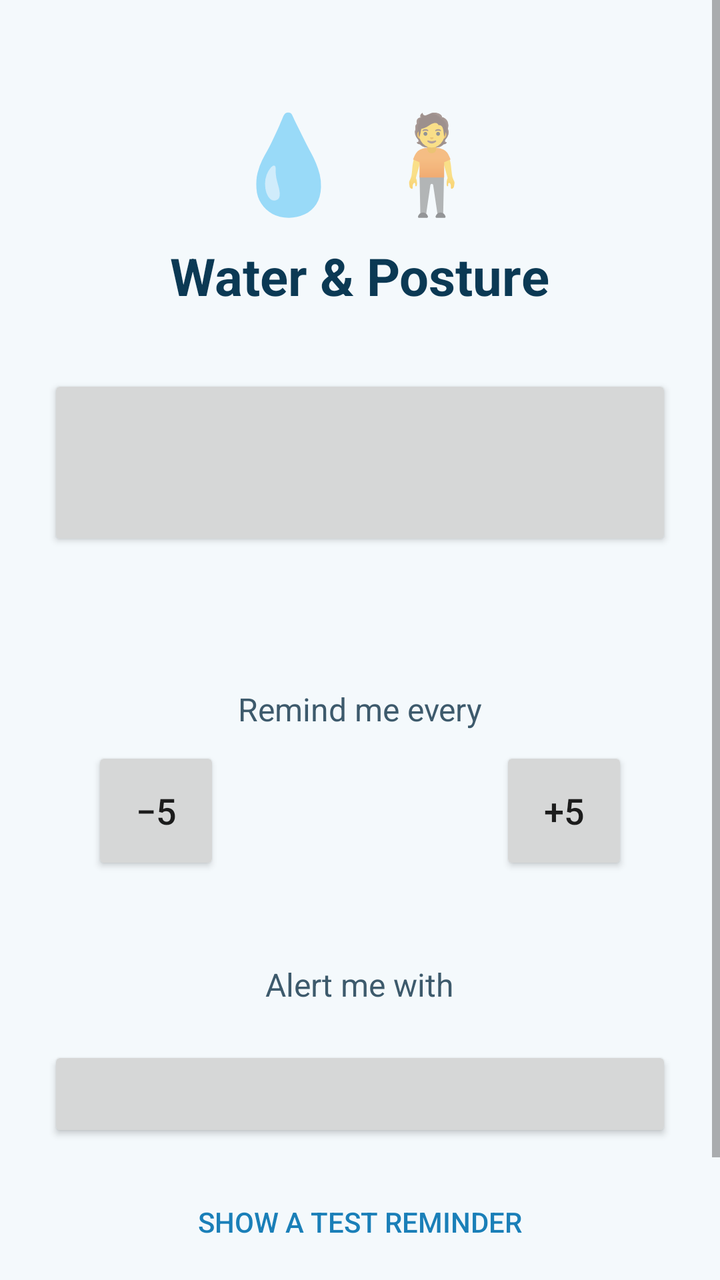
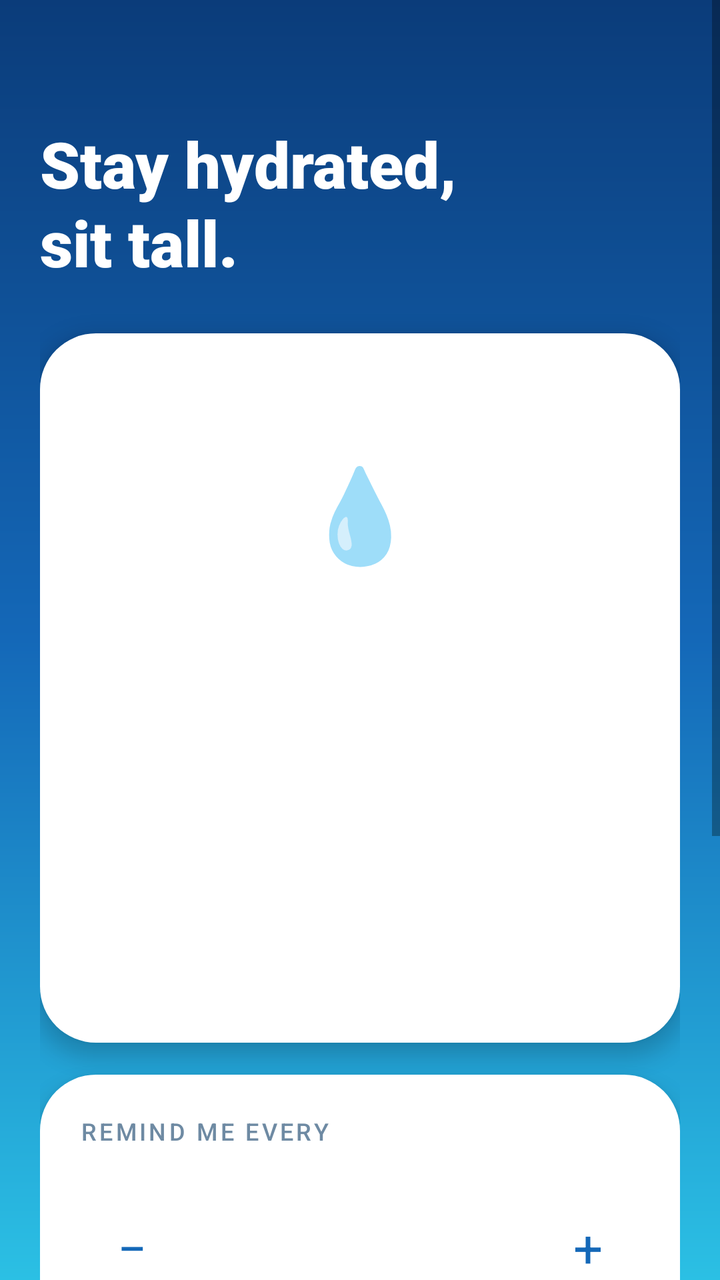

Before-and-after screenshots of an Android layout around one commit, followed by the original layout XML and the change that was made.
<!-- AndroidManifest.xml: application theme AppTheme -->
<!-- res/layout/activity_main.xml -->
<?xml version="1.0" encoding="utf-8"?>
<ScrollView xmlns:android="http://schemas.android.com/apk/res/android"
    android:layout_width="match_parent"
    android:layout_height="match_parent"
    android:background="#F4F9FC">

    <LinearLayout
        android:layout_width="match_parent"
        android:layout_height="wrap_content"
        android:orientation="vertical"
        android:gravity="center_horizontal"
        android:padding="24dp">

        <TextView
            android:layout_width="wrap_content"
            android:layout_height="wrap_content"
            android:text="💧 🧍"
            android:textSize="48sp"
            android:layout_marginTop="24dp" />

        <TextView
            android:layout_width="wrap_content"
            android:layout_height="wrap_content"
            android:text="Water &amp; Posture"
            android:textSize="26sp"
            android:textStyle="bold"
            android:textColor="#0B3954"
            android:layout_marginTop="8dp" />

        
        <Button
            android:id="@+id/toggle"
            android:layout_width="match_parent"
            android:layout_height="88dp"
            android:layout_marginTop="32dp"
            android:textSize="22sp"
            android:textStyle="bold"
            android:textColor="#FFFFFF" />

        <TextView
            android:id="@+id/status"
            android:layout_width="wrap_content"
            android:layout_height="wrap_content"
            android:layout_marginTop="12dp"
            android:textSize="15sp"
            android:textColor="#3D5A6C"
            android:gravity="center" />

        <TextView
            android:layout_width="wrap_content"
            android:layout_height="wrap_content"
            android:text="Remind me every"
            android:textSize="16sp"
            android:textColor="#3D5A6C"
            android:layout_marginTop="36dp" />

        <LinearLayout
            android:layout_width="wrap_content"
            android:layout_height="wrap_content"
            android:orientation="horizontal"
            android:gravity="center_vertical"
            android:layout_marginTop="8dp">

            <Button
                android:id="@+id/minus"
                android:layout_width="64dp"
                android:layout_height="64dp"
                android:text="−5"
                android:textSize="18sp" />

            <TextView
                android:id="@+id/interval"
                android:layout_width="140dp"
                android:layout_height="wrap_content"
                android:gravity="center"
                android:textSize="32sp"
                android:textStyle="bold"
                android:textColor="#0B3954" />

            <Button
                android:id="@+id/plus"
                android:layout_width="64dp"
                android:layout_height="64dp"
                android:text="+5"
                android:textSize="18sp" />
        </LinearLayout>

        
        <LinearLayout
            android:id="@+id/presets"
            android:layout_width="match_parent"
            android:layout_height="wrap_content"
            android:orientation="horizontal"
            android:layout_marginTop="12dp" />

        <TextView
            android:layout_width="wrap_content"
            android:layout_height="wrap_content"
            android:text="Alert me with"
            android:textSize="16sp"
            android:textColor="#3D5A6C"
            android:layout_marginTop="32dp" />

        
        <LinearLayout
            android:id="@+id/alertModes"
            android:layout_width="match_parent"
            android:layout_height="wrap_content"
            android:orientation="horizontal"
            android:layout_marginTop="8dp" />

        <Button
            android:id="@+id/repeat"
            android:layout_width="match_parent"
            android:layout_height="wrap_content"
            android:layout_marginTop="12dp"
            android:textSize="15sp" />

        <Button
            android:id="@+id/exact"
            android:layout_width="match_parent"
            android:layout_height="wrap_content"
            android:layout_marginTop="32dp"
            android:text="Allow on-time reminders (one-time setup)"
            android:visibility="gone" />

        <Button
            android:id="@+id/test"
            style="?android:attr/borderlessButtonStyle"
            android:layout_width="wrap_content"
            android:layout_height="wrap_content"
            android:layout_marginTop="16dp"
            android:text="Show a test reminder"
            android:textColor="#1A7FB8" />

        <TextView
            android:layout_width="wrap_content"
            android:layout_height="wrap_content"
            android:layout_marginTop="16dp"
            android:text="Stays silent while Airplane mode or Do Not Disturb is on."
            android:textSize="13sp"
            android:textColor="#6B8496"
            android:gravity="center" />
    </LinearLayout>
</ScrollView>
<!-- resources referenced by this layout -->
<resources>
  <style name="AppTheme" parent="android:Theme.Material.Light.NoActionBar">
          <item name="android:statusBarColor">#F4F9FC</item>
          <item name="android:windowLightStatusBar">true</item>
          <item name="android:colorAccent">#1A7FB8</item>
      </style>
</resources>

<!-- the commit's change to res/layout/activity_main.xml (unified diff, before → after) -->
@@ -2,144 +2,279 @@
 <ScrollView xmlns:android="http://schemas.android.com/apk/res/android"
     android:layout_width="match_parent"
     android:layout_height="match_parent"
-    android:background="#F4F9FC">
+    android:background="@drawable/bg_main"
+    android:fillViewport="true">
 
     <LinearLayout
         android:layout_width="match_parent"
         android:layout_height="wrap_content"
         android:orientation="vertical"
-        android:gravity="center_horizontal"
-        android:padding="24dp">
-
-        <TextView
+        android:paddingStart="20dp"
+        android:paddingEnd="20dp"
+        android:paddingTop="36dp"
+        android:paddingBottom="32dp">
+
+        
+        <TextView
+            android:id="@+id/greeting"
             android:layout_width="wrap_content"
             android:layout_height="wrap_content"
-            android:text="💧 🧍"
-            android:textSize="48sp"
-            android:layout_marginTop="24dp" />
+            android:textColor="#CCE9FF"
+            android:textSize="15sp"
+            android:fontFamily="sans-serif-medium" />
 
         <TextView
             android:layout_width="wrap_content"
             android:layout_height="wrap_content"
-            android:text="Water &amp; Posture"
-            android:textSize="26sp"
-            android:textStyle="bold"
-            android:textColor="#0B3954"
-            android:layout_marginTop="8dp" />
-
-        
-        <Button
-            android:id="@+id/toggle"
-            android:layout_width="match_parent"
-            android:layout_height="88dp"
-            android:layout_marginTop="32dp"
-            android:textSize="22sp"
-            android:textStyle="bold"
-            android:textColor="#FFFFFF" />
-
-        <TextView
-            android:id="@+id/status"
-            android:layout_width="wrap_content"
-            android:layout_height="wrap_content"
-            android:layout_marginTop="12dp"
-            android:textSize="15sp"
-            android:textColor="#3D5A6C"
-            android:gravity="center" />
-
-        <TextView
-            android:layout_width="wrap_content"
-            android:layout_height="wrap_content"
-            android:text="Remind me every"
+            android:layout_marginTop="4dp"
+            android:text="Stay hydrated,\nsit tall."
+            android:textColor="#FFFFFF"
+            android:textSize="32sp"
+            android:lineSpacingExtra="2dp"
+            android:fontFamily="sans-serif-black" />
+
+        
+        <LinearLayout
+            android:id="@+id/heroCard"
+            android:layout_width="match_parent"
+            android:layout_height="wrap_content"
+            android:layout_marginTop="24dp"
+            android:background="@drawable/bg_card"
+            android:elevation="6dp"
+            android:gravity="center_horizontal"
+            android:orientation="vertical"
+            android:padding="24dp">
+
+            <LinearLayout
+                android:id="@+id/toggle"
+                android:layout_width="184dp"
+                android:layout_height="184dp"
+                android:clickable="true"
+                android:focusable="true"
+                android:elevation="4dp"
+                android:gravity="center"
+                android:orientation="vertical">
+
+                <TextView
+                    android:id="@+id/toggleEmoji"
+                    android:layout_width="wrap_content"
+                    android:layout_height="wrap_content"
+                    android:text="💧"
+                    android:textSize="46sp" />
+
+                <TextView
+                    android:id="@+id/toggleState"
+                    android:layout_width="wrap_content"
+                    android:layout_height="wrap_content"
+                    android:layout_marginTop="2dp"
+                    android:textSize="26sp"
+                    android:fontFamily="sans-serif-black" />
+
+                <TextView
+                    android:id="@+id/toggleHint"
+                    android:layout_width="wrap_content"
+                    android:layout_height="wrap_content"
+                    android:textSize="12sp"
+                    android:fontFamily="sans-serif-medium" />
+            </LinearLayout>
+
+            <TextView
+                android:id="@+id/status"
+                android:layout_width="wrap_content"
+                android:layout_height="wrap_content"
+                android:layout_marginTop="18dp"
+                android:gravity="center"
+                android:textColor="#0B2E4F"
+                android:textSize="17sp"
+                android:fontFamily="sans-serif-medium" />
+
+            <TextView
+                android:id="@+id/countdown"
+                android:layout_width="wrap_content"
+                android:layout_height="wrap_content"
+                android:layout_marginTop="2dp"
+                android:textColor="#6E8AA3"
+                android:textSize="14sp" />
+
+            
+            <LinearLayout
+                android:layout_width="match_parent"
+                android:layout_height="wrap_content"
+                android:layout_marginTop="18dp"
+                android:orientation="horizontal">
+
+                <TextView
+                    android:id="@+id/statDone"
+                    android:layout_width="0dp"
+                    android:layout_height="wrap_content"
+                    android:layout_weight="1"
+                    android:layout_marginEnd="6dp"
+                    android:gravity="center"
+                    android:paddingTop="12dp"
+                    android:paddingBottom="12dp"
+                    android:textColor="#0B4F8A"
+                    android:textSize="14sp"
+                    android:fontFamily="sans-serif-medium" />
+
+                <TextView
+                    android:id="@+id/statEvery"
+                    android:layout_width="0dp"
+                    android:layout_height="wrap_content"
+                    android:layout_weight="1"
+                    android:layout_marginStart="6dp"
+                    android:gravity="center"
+                    android:paddingTop="12dp"
+                    android:paddingBottom="12dp"
+                    android:textColor="#0B4F8A"
+                    android:textSize="14sp"
+                    android:fontFamily="sans-serif-medium" />
+            </LinearLayout>
+        </LinearLayout>
+
+        
+        <LinearLayout
+            android:layout_width="match_parent"
+            android:layout_height="wrap_content"
+            android:layout_marginTop="16dp"
+            android:background="@drawable/bg_card"
+            android:elevation="6dp"
+            android:orientation="vertical"
+            android:padding="20dp">
+
+            <TextView
+                android:layout_width="wrap_content"
+                android:layout_height="wrap_content"
+                android:text="REMIND ME EVERY"
+                android:letterSpacing="0.12"
+                android:textColor="#6E8AA3"
+                android:textSize="12sp"
+                android:fontFamily="sans-serif-medium" />
+
+            <LinearLayout
+                android:layout_width="match_parent"
+                android:layout_height="wrap_content"
+                android:layout_marginTop="12dp"
+                android:gravity="center"
+                android:orientation="horizontal">
+
+                <TextView
+                    android:id="@+id/minus"
+                    android:layout_width="52dp"
+                    android:layout_height="52dp"
+                    android:gravity="center"
+                    android:text="−"
+                    android:textColor="#1468B8"
+                    android:textSize="26sp" />
+
+                <LinearLayout
+                    android:layout_width="0dp"
+                    android:layout_height="wrap_content"
+                    android:layout_weight="1"
+                    android:gravity="center"
+                    android:orientation="vertical">
+
+                    <TextView
+                        android:id="@+id/interval"
+                        android:layout_width="wrap_content"
+                        android:layout_height="wrap_content"
+                        android:textColor="#0B2E4F"
+                        android:textSize="44sp"
+                        android:fontFamily="sans-serif-black" />
+
+                    <TextView
+                        android:layout_width="wrap_content"
+                        android:layout_height="wrap_content"
+                        android:text="minutes"
+                        android:textColor="#6E8AA3"
+                        android:textSize="13sp" />
+                </LinearLayout>
+
+                <TextView
+                    android:id="@+id/plus"
+                    android:layout_width="52dp"
+                    android:layout_height="52dp"
+                    android:gravity="center"
+                    android:text="+"
+                    android:textColor="#1468B8"
+                    android:textSize="26sp" />
+            </LinearLayout>
+
+            <LinearLayout
+                android:id="@+id/presets"
+                android:layout_width="match_parent"
+                android:layout_height="wrap_content"
+                android:layout_marginTop="16dp"
+                android:orientation="horizontal" />
+        </LinearLayout>
+
+        
+        <LinearLayout
+            android:layout_width="match_parent"
+            android:layout_height="wrap_content"
+            android:layout_marginTop="16dp"
+            android:background="@drawable/bg_card"
+            android:elevation="6dp"
+            android:orientation="vertical"
+            android:padding="20dp">
+
+            <TextView
+                android:layout_width="wrap_content"
+                android:layout_height="wrap_content"
+                android:text="ALERT STYLE"
+                android:letterSpacing="0.12"
+                android:textColor="#6E8AA3"
+                android:textSize="12sp"
+                android:fontFamily="sans-serif-medium" />
+
+            <LinearLayout
+                android:id="@+id/alertModes"
+                android:layout_width="match_parent"
+                android:layout_height="wrap_content"
+                android:layout_marginTop="12dp"
+                android:orientation="horizontal" />
+
+            <TextView
+                android:layout_width="wrap_content"
+                android:layout_height="wrap_content"
+                android:layout_marginTop="12dp"
+                android:text="Plays your alarm tone once. The reminder stays until you tap Done."
+                android:textColor="#6E8AA3"
+                android:textSize="13sp" />
+        </LinearLayout>
+
+        
+        <TextView
+            android:id="@+id/exact"
+            android:layout_width="match_parent"
+            android:layout_height="wrap_content"
+            android:layout_marginTop="16dp"
+            android:elevation="6dp"
+            android:padding="18dp"
+            android:text="⏰  Tap to allow on-time reminders (one-time setup)"
+            android:textColor="#5C3B00"
+            android:textSize="14sp"
+            android:fontFamily="sans-serif-medium"
+            android:visibility="gone" />
+
+        <TextView
+            android:id="@+id/test"
+            android:layout_width="match_parent"
+            android:layout_height="wrap_content"
+            android:layout_marginTop="20dp"
+            android:gravity="center"
+            android:padding="16dp"
+            android:text="▶  Try a reminder now"
+            android:textColor="#FFFFFF"
             android:textSize="16sp"
-            android:textColor="#3D5A6C"
-            android:layout_marginTop="36dp" />
-
-        <LinearLayout
-            android:layout_width="wrap_content"
-            android:layout_height="wrap_content"
-            android:orientation="horizontal"
-            android:gravity="center_vertical"
-            android:layout_marginTop="8dp">
-
-            <Button
-                android:id="@+id/minus"
-                android:layout_width="64dp"
-                android:layout_height="64dp"
-                android:text="−5"
-                android:textSize="18sp" />
-
-            <TextView
-                android:id="@+id/interval"
-                android:layout_width="140dp"
-                android:layout_height="wrap_content"
-                android:gravity="center"
-                android:textSize="32sp"
-                android:textStyle="bold"
-                android:textColor="#0B3954" />
-
-            <Button
-                android:id="@+id/plus"
-                android:layout_width="64dp"
-                android:layout_height="64dp"
-                android:text="+5"
-                android:textSize="18sp" />
-        </LinearLayout>
-
-        
-        <LinearLayout
-            android:id="@+id/presets"
-            android:layout_width="match_parent"
-            android:layout_height="wrap_content"
-            android:orientation="horizontal"
-            android:layout_marginTop="12dp" />
-
-        <TextView
-            android:layout_width="wrap_content"
-            android:layout_height="wrap_content"
-            android:text="Alert me with"
-            android:textSize="16sp"
-            android:textColor="#3D5A6C"
-            android:layout_marginTop="32dp" />
-
-        
-        <LinearLayout
-            android:id="@+id/alertModes"
-            android:layout_width="match_parent"
-            android:layout_height="wrap_content"
-            android:orientation="horizontal"
-            android:layout_marginTop="8dp" />
-
-        <Button
-            android:id="@+id/repeat"
-            android:layout_width="match_parent"
-            android:layout_height="wrap_content"
-            android:layout_marginTop="12dp"
-            android:textSize="15sp" />
-
-        <Button
-            android:id="@+id/exact"
-            android:layout_width="match_parent"
-            android:layout_height="wrap_content"
-            android:layout_marginTop="32dp"
-            android:text="Allow on-time reminders (one-time setup)"
-            android:visibility="gone" />
-
-        <Button
-            android:id="@+id/test"
-            style="?android:attr/borderlessButtonStyle"
-            android:layout_width="wrap_content"
-            android:layout_height="wrap_content"
-            android:layout_marginTop="16dp"
-            android:text="Show a test reminder"
-            android:textColor="#1A7FB8" />
-
-        <TextView
-            android:layout_width="wrap_content"
-            android:layout_height="wrap_content"
-            android:layout_marginTop="16dp"
-            android:text="Stays silent while Airplane mode or Do Not Disturb is on."
-            android:textSize="13sp"
-            android:textColor="#6B8496"
-            android:gravity="center" />
+            android:fontFamily="sans-serif-medium" />
+
+        <TextView
+            android:layout_width="match_parent"
+            android:layout_height="wrap_content"
+            android:layout_marginTop="16dp"
+            android:gravity="center"
+            android:text="Silent in Airplane mode and Do Not Disturb.\nFollows your alert slider: Silent · Vibrate · Ring."
+            android:textColor="#CCE9FF"
+            android:textSize="12sp" />
     </LinearLayout>
 </ScrollView>
<!-- resource entries referenced after the edit -->
@@ -1,5 +1,21 @@
 <!-- resources referenced by this layout -->
 <resources>
+  <!-- drawable bg_card (drawable) -->
+  <?xml version="1.0" encoding="utf-8"?>
+  <shape xmlns:android="http://schemas.android.com/apk/res/android">
+      <solid android:color="#FFFFFFFF" />
+      <corners android:radius="28dp" />
+  </shape>
+  <!-- drawable bg_main (drawable) -->
+  <?xml version="1.0" encoding="utf-8"?>
+  <shape xmlns:android="http://schemas.android.com/apk/res/android">
+      <gradient
+          android:angle="300"
+          android:startColor="#0B3C7A"
+          android:centerColor="#1468B8"
+          android:endColor="#2BC0E4"
+          android:type="linear" />
+  </shape>
   <style name="AppTheme" parent="android:Theme.Material.Light.NoActionBar">
           <item name="android:statusBarColor">#F4F9FC</item>
           <item name="android:windowLightStatusBar">true</item>
